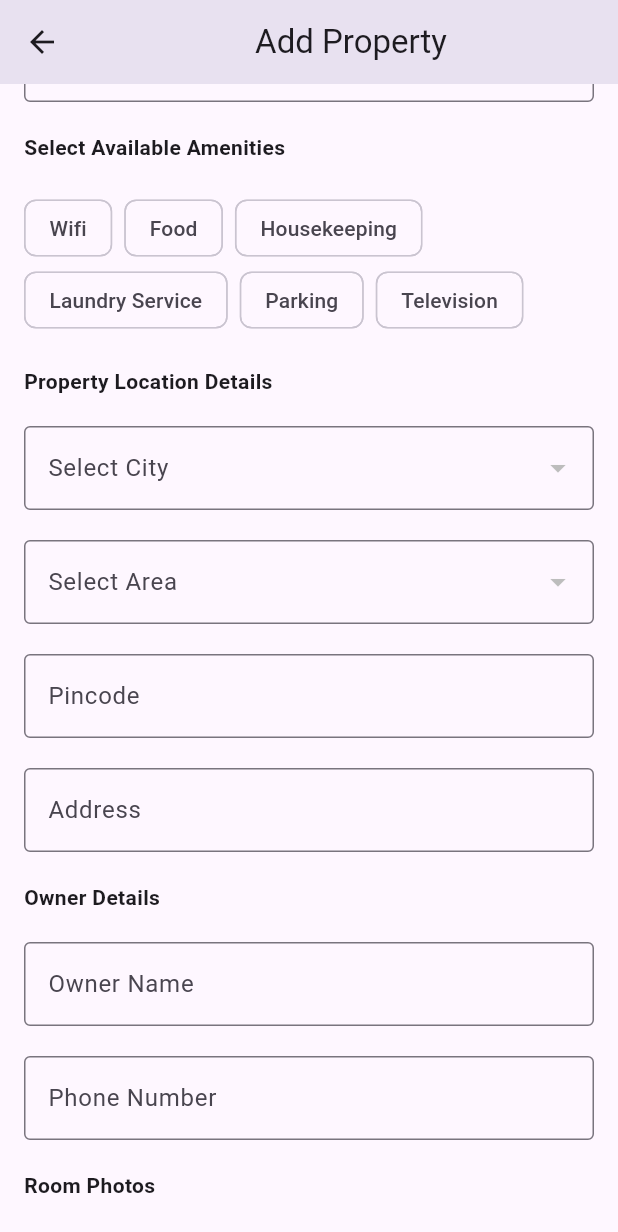
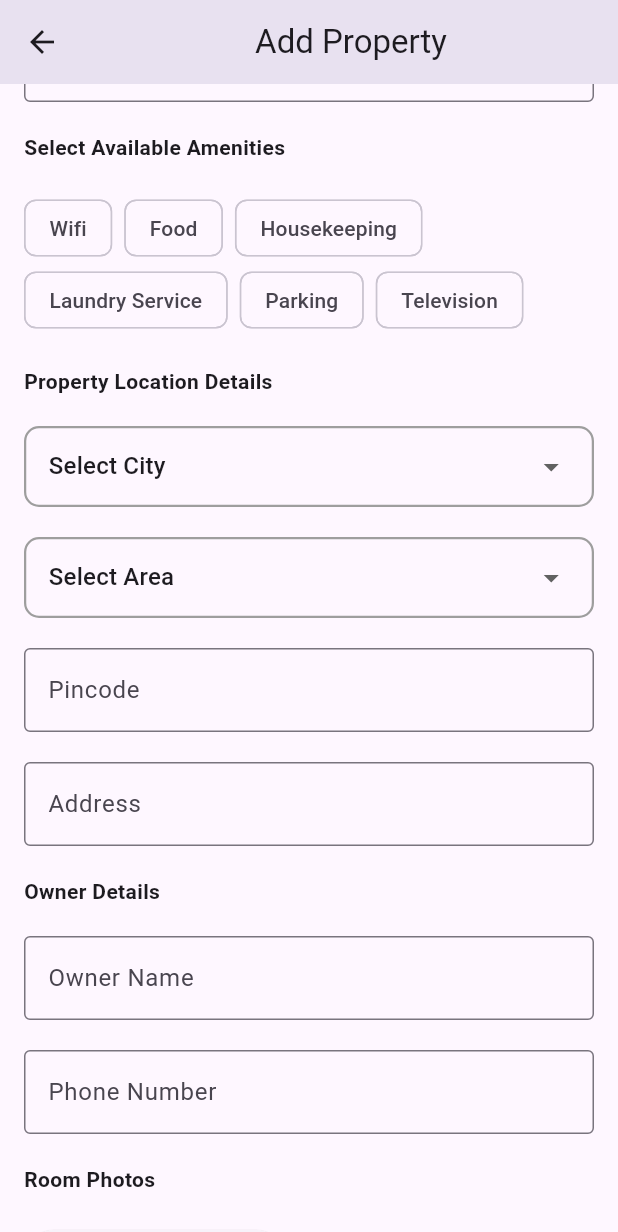
Before and after one commit to shrutisj06/Accomodation-app, a Flutter app: the HomePage screen opened directly, scrolled down 576 dp, on a phone screen of 412 x 824 dp. Shown: the top 1232 px of the screen. Run offline on Flutter 3.47's test engine with Material 3 defaults, Android fonts, the phone set to English and light mode, and no system bars; our stand-ins replace cloud_firestore, firebase_core, firebase_storage, image_picker; accounts and stored records are empty.

Commit message:
added area dropdown

```diff
--- /dev/null
+++ b/lib/Widgets/area_dropdown.dart
@@ -0,0 +1,70 @@
+import 'package:cloud_firestore/cloud_firestore.dart';
+import 'package:flutter/cupertino.dart';
+import 'package:flutter/material.dart';
+
+class Areadropdown extends StatefulWidget {
+  // final String dropdownName;
+  // final String collectionName;
+  String selectedItem;
+  final String cityId;
+  // final String keyname;
+  final Function(String)? onStatusChanged;
+  Areadropdown({super.key,  required this.selectedItem, required this.cityId, this.onStatusChanged, });
+
+  @override
+  State<Areadropdown> createState() => _AreadropdownState();
+
+}
+
+class _AreadropdownState extends State<Areadropdown> {
+  @override
+  Widget build(BuildContext context) {
+    return Container(
+      padding: const EdgeInsets.symmetric(horizontal: 5,vertical: 1.5),
+      decoration: BoxDecoration(
+        borderRadius: const BorderRadius.all(Radius.circular(10)),
+        border: Border.all(color: Colors.grey, width: 1.5),
+      ),
+      child: FutureBuilder(
+          future: FirebaseFirestore.instance
+              .collection('Area')
+              // .where('isActive',isEqualTo: true)
+              // .where('isVerified',isEqualTo: true)
+              .where('cityId' ,isEqualTo:widget.cityId )
+          // .orderBy('name')
+              .get(),
+          builder: (context, snapshot) {
+            List<DropdownMenuItem> listItems = [];
+            if (!snapshot.hasData) {
+              const CircularProgressIndicator();
+            } else {
+              listItems.add(DropdownMenuItem(
+                  value: "0", child: Text("Select Area")));
+              final items = snapshot.data?.docs.toList();
+              for (var item in items!) {
+                listItems.add(DropdownMenuItem(
+                    value: item.id, child: Text(item['areaName'])));
+              }
+            }
+            return DropdownButtonHideUnderline(
+              child: DropdownButton(
+                dropdownColor: Colors.white,
+
+                items: listItems,
+                padding: const EdgeInsets.symmetric(horizontal: 10),
+                onChanged: (value) {
+                  setState(() {
+                    widget.selectedItem = value;
+                    if(widget.onStatusChanged != null) {
+                      widget.onStatusChanged!(value); // Call the callback function
+                    }
+                  });
+                },
+                isExpanded: true,
+                value: widget.selectedItem,
+              ),
+            );
+          }),
+    );
+  }
+}
--- /dev/null
+++ b/lib/Widgets/dropdown.dart
@@ -0,0 +1,67 @@
+import 'package:cloud_firestore/cloud_firestore.dart';
+import 'package:flutter/cupertino.dart';
+import 'package:flutter/material.dart';
+
+class Dropdown extends StatefulWidget {
+  final String dropdownName;
+  final String collectionName;
+  String selectedItem;
+  final String keyname;
+  final Function(String)? onStatusChanged;
+  Dropdown({super.key, required this.collectionName, required this.selectedItem, required this.dropdownName, this.onStatusChanged, required this.keyname});
+
+  @override
+  State<Dropdown> createState() => _DropdownState();
+}
+
+class _DropdownState extends State<Dropdown> {
+  @override
+  Widget build(BuildContext context) {
+    return Container(
+      padding: const EdgeInsets.symmetric(horizontal: 5,vertical: 1.5),
+      decoration: BoxDecoration(
+        borderRadius: const BorderRadius.all(Radius.circular(10)),
+        border: Border.all(color: Colors.grey, width: 1.5),
+      ),
+      child: FutureBuilder(
+          future: FirebaseFirestore.instance
+              .collection(widget.collectionName)
+              // .where('isActive',isEqualTo: true)
+              // .where('isVerified',isEqualTo: true)
+              // .orderBy('name')
+              .get(),
+          builder: (context, snapshot) {
+            List<DropdownMenuItem> listItems = [];
+            if (!snapshot.hasData) {
+              const CircularProgressIndicator();
+            } else {
+              listItems.add(DropdownMenuItem(
+                  value: "0", child: Text("Select ${widget.dropdownName}")));
+              final items = snapshot.data?.docs.toList();
+              for (var item in items!) {
+                listItems.add(DropdownMenuItem(
+                    value: item.id, child: Text(item[widget.keyname])));
+              }
+            }
+            return DropdownButtonHideUnderline(
+              child: DropdownButton(
+                dropdownColor: Colors.white,
+
+                items: listItems,
+                padding: const EdgeInsets.symmetric(horizontal: 10),
+                onChanged: (value) {
+                  setState(() {
+                    widget.selectedItem = value;
+                    if(widget.onStatusChanged != null) {
+                      widget.onStatusChanged!(value); // Call the callback function
+                    }
+                  });
+                },
+                isExpanded: true,
+                value: widget.selectedItem,
+              ),
+            );
+          }),
+    );
+  }
+}
--- a/lib/dashboard.dart
+++ b/lib/dashboard.dart
@@ -2,7 +2,7 @@ import 'package:flutter/material.dart';
 import 'package:cloud_firestore/cloud_firestore.dart';
 import 'add property.dart';
 import 'manage_properties/Property_details from dashboard.dart';
-import 'manage_properties/manage properties.dart';
+import 'manage_properties/manage_properties.dart';
 
 class Dashboard extends StatefulWidget {
   const Dashboard({super.key});
--- a/lib/manage_properties/approval details.dart
+++ b/lib/manage_properties/approval details.dart
@@ -1,7 +1,7 @@
 import 'package:flutter/material.dart';
 import 'package:cloud_firestore/cloud_firestore.dart';
 import 'package:flutter/services.dart';
-import '../Models/property model.dart';
+import '../Models/property_model.dart';
 
 class ApprovePropertyDetailsPage extends StatefulWidget {
   final String propertyId;
--- a/lib/manage_properties/edit_property.dart
+++ b/lib/manage_properties/edit_property.dart
@@ -1,7 +1,7 @@
-import 'package:accomodation/manage_properties/manage%20properties.dart';
+import 'manage_properties.dart';
 import 'package:flutter/material.dart';
 import 'package:cloud_firestore/cloud_firestore.dart';
-import '../Models/property model.dart';
+import '../Models/property_model.dart';
 
 class EditProperty extends StatefulWidget {
   final String propertyId;
--- a/lib/manage_properties/manage properties.dart
+++ b/lib/manage_properties/manage_properties.dart
@@ -1,4 +1,4 @@
-import 'package:accomodation/manage_properties/edit_property.dart';
+import 'edit_property.dart';
 import 'package:flutter/material.dart';
 import 'package:cloud_firestore/cloud_firestore.dart';
 import 'approval details.dart';
--- a/lib/service/database.dart
+++ b/lib/service/database.dart
@@ -1,5 +1,5 @@
 import 'package:cloud_firestore/cloud_firestore.dart';
-import '../Models/property model.dart';
+import '../Models/property_model.dart';
 
 class DatabaseMethods {
 
--- a/pubspec.yaml
+++ b/pubspec.yaml
@@ -34,9 +34,9 @@ dependencies:
 
   # The following adds the Cupertino Icons font to your application.
   # Use with the CupertinoIcons class for iOS style icons.
-  cupertino_icons: ^1.0.6
-  firebase_core: any
-  cloud_firestore: ^5.4.4
+  cupertino_icons: ^1.0.8
+  firebase_core: ^3.12.1
+  cloud_firestore: ^5.6.5
   firebase_storage: any
   file_picker: any
 
```
Also changed, not shown: lib/add property.dart (+100 -82 lines), lib/Models/property_model.dart (renamed from lib/Models/property model.dart), pubspec.lock.
